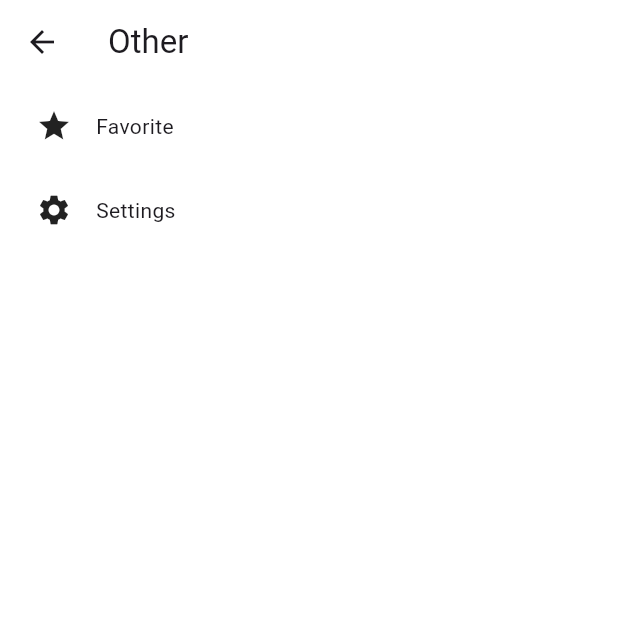
After one commit to gvan/PisniFlutter, a Flutter app: the OtherScreen screen opened directly, on a phone screen of 412 x 824 dp, the top half of it. The commit adds this screen. Run offline on Flutter 3.47's test engine with Material 3 defaults, Android fonts, the phone set to English and light mode, and no system bars; our stand-ins replace flutter_svg, freezed_annotation, shared_preferences, vector_graphics; accounts and stored records are empty.

Commit message:
add other and settings screens

```diff
--- a/lib/l10n/app_en.arb
+++ b/lib/l10n/app_en.arb
@@ -4,5 +4,7 @@
     "search": "Search",
     "favorite": "Favorite",
     "songs": "Songs",
-    "songTitleOrLyrics": "Song title or lyrics"
+    "songTitleOrLyrics": "Song title or lyrics",
+    "other": "Other",
+    "settings": "Settings"
 }
--- a/lib/l10n/app_localizations.dart
+++ b/lib/l10n/app_localizations.dart
@@ -130,6 +130,18 @@ abstract class AppLocalizations {
   /// In uk, this message translates to:
   /// **'Назва або слова пісні'**
   String get songTitleOrLyrics;
+
+  /// No description provided for @other.
+  ///
+  /// In uk, this message translates to:
+  /// **'Інше'**
+  String get other;
+
+  /// No description provided for @settings.
+  ///
+  /// In uk, this message translates to:
+  /// **'Налаштування'**
+  String get settings;
 }
 
 class _AppLocalizationsDelegate extends LocalizationsDelegate<AppLocalizations> {
--- a/lib/l10n/app_localizations_en.dart
+++ b/lib/l10n/app_localizations_en.dart
@@ -25,4 +25,10 @@ class AppLocalizationsEn extends AppLocalizations {
 
   @override
   String get songTitleOrLyrics => 'Song title or lyrics';
+
+  @override
+  String get other => 'Other';
+
+  @override
+  String get settings => 'Settings';
 }
--- a/lib/l10n/app_localizations_uk.dart
+++ b/lib/l10n/app_localizations_uk.dart
@@ -25,4 +25,10 @@ class AppLocalizationsUk extends AppLocalizations {
 
   @override
   String get songTitleOrLyrics => 'Назва або слова пісні';
+
+  @override
+  String get other => 'Інше';
+
+  @override
+  String get settings => 'Налаштування';
 }
--- a/lib/l10n/app_uk.arb
+++ b/lib/l10n/app_uk.arb
@@ -4,5 +4,7 @@
     "search": "Пошук",
     "favorite": "Улюблені",
     "songs": "Пісні",
-    "songTitleOrLyrics": "Назва або слова пісні"
+    "songTitleOrLyrics": "Назва або слова пісні",
+    "other": "Інше",
+    "settings": "Налаштування"
 }
--- a/lib/ui/navigation/bottom_navigation.dart
+++ b/lib/ui/navigation/bottom_navigation.dart
@@ -1,7 +1,7 @@
 import 'package:flutter/material.dart';
 import 'package:pisni/ui/extensions/localization.dart';
 import 'package:pisni/ui/navigation/authors_navigation.dart';
-import 'package:pisni/ui/navigation/favorite_navigation.dart';
+import 'package:pisni/ui/navigation/other_navigation.dart';
 import 'package:pisni/ui/navigation/home_navigation.dart';
 import 'package:pisni/ui/navigation/search_navigation.dart';
 
@@ -39,7 +39,7 @@ class _BottomNavigationState extends State<BottomNavigation> {
         navigatorKey: navigatorKeys[1],
       ),
       SearchNavigation(navigatorKey: navigatorKeys[2]),
-      FavoriteNavigation(navigatorKey: navigatorKeys[3]),
+      OtherNavigation(navigatorKey: navigatorKeys[3]),
     ];
   }
 
@@ -62,7 +62,7 @@ class _BottomNavigationState extends State<BottomNavigation> {
               NavigationDestination(
                   icon: Icon(Icons.search), label: context.loc.search),
               NavigationDestination(
-                  icon: Icon(Icons.star), label: context.loc.favorite)
+                  icon: Icon(Icons.menu), label: context.loc.other)
             ],
             indicatorColor: Colors.blue,
             backgroundColor: Colors.white,
--- /dev/null
+++ b/lib/ui/other/other_screen.dart
@@ -0,0 +1,72 @@
+import 'package:flutter/material.dart';
+import 'package:pisni/ui/extensions/localization.dart';
+
+class OtherScreen extends StatelessWidget {
+  const OtherScreen({super.key});
+
+  void openFavorite(BuildContext context) {
+    Navigator.of(context).pushNamed('/favorite');
+  }
+
+  void openSettings(BuildContext context) {
+    Navigator.of(context).pushNamed('/settings');
+  }
+
+  @override
+  Widget build(BuildContext context) {
+    return Scaffold(
+      backgroundColor: Colors.white,
+      appBar: AppBar(
+        backgroundColor: Colors.white,
+        title: Text(context.loc.other),
+      ),
+      body: Column(
+        children: [
+          _MenuItem(
+              icon: Icons.star,
+              title: context.loc.favorite,
+              onPress: () {
+                openFavorite(context);
+              }),
+          _MenuItem(
+              icon: Icons.settings,
+              title: context.loc.settings,
+              onPress: () {
+                openSettings(context);
+              })
+        ],
+      ),
+    );
+  }
+}
+
+class _MenuItem extends StatelessWidget {
+  final IconData icon;
+  final String title;
+  final VoidCallback onPress;
+
+  const _MenuItem(
+      {required this.icon, required this.title, required this.onPress});
+
+  @override
+  Widget build(BuildContext context) {
+    return InkWell(
+      onTap: () => onPress(),
+      child: Padding(
+        padding: const EdgeInsets.fromLTRB(16, 8, 16, 8),
+        child: Row(
+          children: [
+            Padding(
+              padding: const EdgeInsets.all(8.0),
+              child: Icon(icon),
+            ),
+            Padding(
+              padding: const EdgeInsets.all(8.0),
+              child: Text(title),
+            )
+          ],
+        ),
+      ),
+    );
+  }
+}
```
Also changed, not shown: lib/ui/navigation/other_navigation.dart (renamed from lib/ui/navigation/favorite_navigation.dart, +10 -4 lines), lib/ui/settings/settings_screen.dart (added, +21 -0 lines).
